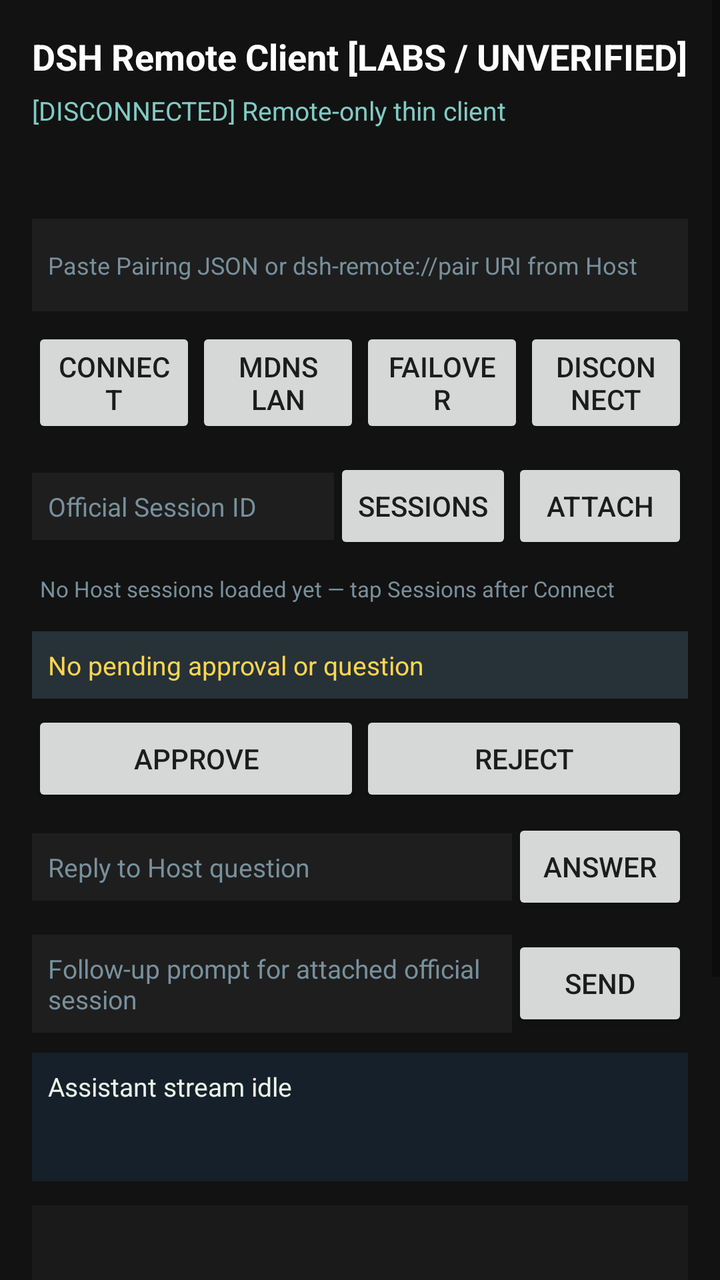
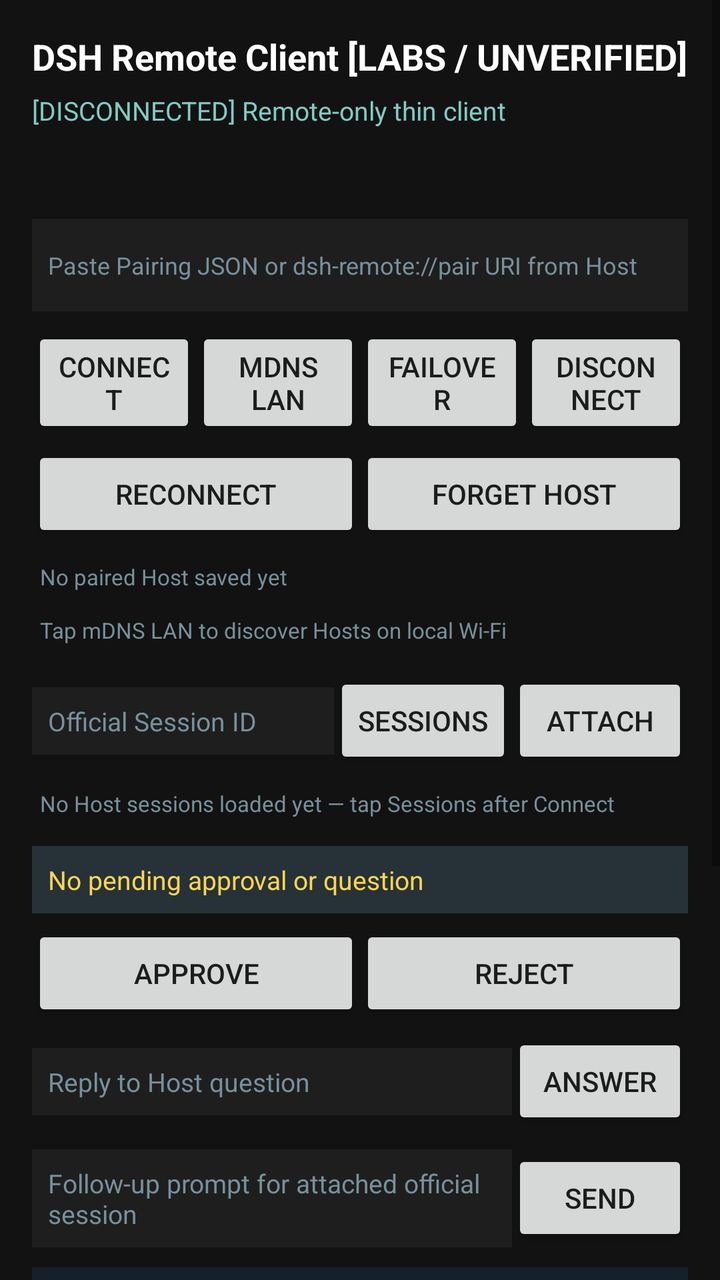

Screens rendered from an Android XML layout before and after an edit, with the pre-edit source and the edit as a unified diff.
<!-- AndroidManifest.xml: application theme Theme.Dsh -->
<!-- res/layout/activity_main.xml -->
<?xml version="1.0" encoding="utf-8"?>
<ScrollView xmlns:android="http://schemas.android.com/apk/res/android"
    android:layout_width="match_parent"
    android:layout_height="match_parent"
    android:background="#121212"
    android:fillViewport="true">

    <LinearLayout
        android:layout_width="match_parent"
        android:layout_height="wrap_content"
        android:orientation="vertical"
        android:padding="16dp">

        <TextView
            android:id="@+id/tv_title"
            android:layout_width="match_parent"
            android:layout_height="wrap_content"
            android:text="@string/remote_client_header"
            android:textColor="#FFFFFF"
            android:textSize="18sp"
            android:textStyle="bold" />

        <TextView
            android:id="@+id/tv_status"
            android:layout_width="match_parent"
            android:layout_height="wrap_content"
            android:layout_marginTop="6dp"
            android:text="@string/status_disconnected"
            android:textColor="#80CBC4"
            android:textSize="13sp" />

        <TextView
            android:id="@+id/tv_device_id"
            android:layout_width="match_parent"
            android:layout_height="wrap_content"
            android:layout_marginTop="4dp"
            android:textColor="#B0BEC5"
            android:textSize="11sp" />

        <TextView
            android:id="@+id/tv_metrics"
            android:layout_width="match_parent"
            android:layout_height="wrap_content"
            android:layout_marginTop="2dp"
            android:textColor="#90CAF9"
            android:textSize="11sp" />

        <EditText
            android:id="@+id/et_pairing_json"
            android:layout_width="match_parent"
            android:layout_height="wrap_content"
            android:layout_marginTop="10dp"
            android:background="#1E1E1E"
            android:hint="@string/hint_pairing_json"
            android:inputType="textMultiLine"
            android:minLines="2"
            android:padding="8dp"
            android:textColor="#FFFFFF"
            android:textColorHint="#78909C"
            android:textSize="12sp" />

        <LinearLayout
            android:layout_width="match_parent"
            android:layout_height="wrap_content"
            android:layout_marginTop="8dp"
            android:orientation="horizontal">

            <Button
                android:id="@+id/btn_connect"
                android:layout_width="0dp"
                android:layout_height="wrap_content"
                android:layout_weight="1"
                android:text="@string/action_connect" />

            <Button
                android:id="@+id/btn_scan_lan"
                android:layout_width="0dp"
                android:layout_height="wrap_content"
                android:layout_weight="1"
                android:text="@string/action_scan_lan" />

            <Button
                android:id="@+id/btn_failover"
                android:layout_width="0dp"
                android:layout_height="wrap_content"
                android:layout_weight="1"
                android:text="@string/action_failover" />

            <Button
                android:id="@+id/btn_disconnect"
                android:layout_width="0dp"
                android:layout_height="wrap_content"
                android:layout_weight="1"
                android:text="@string/action_disconnect" />
        </LinearLayout>

        <LinearLayout
            android:layout_width="match_parent"
            android:layout_height="wrap_content"
            android:layout_marginTop="10dp"
            android:orientation="horizontal">

            <EditText
                android:id="@+id/et_session_id"
                android:layout_width="0dp"
                android:layout_height="wrap_content"
                android:layout_weight="2"
                android:background="#1E1E1E"
                android:hint="@string/hint_session_id"
                android:padding="8dp"
                android:textColor="#FFFFFF"
                android:textColorHint="#78909C"
                android:textSize="13sp" />

            <Button
                android:id="@+id/btn_sessions"
                android:layout_width="wrap_content"
                android:layout_height="wrap_content"
                android:text="@string/action_sessions" />

            <Button
                android:id="@+id/btn_attach"
                android:layout_width="wrap_content"
                android:layout_height="wrap_content"
                android:text="@string/action_attach" />
        </LinearLayout>

        <HorizontalScrollView
            android:id="@+id/hsv_session_chips"
            android:layout_width="match_parent"
            android:layout_height="wrap_content"
            android:layout_marginTop="6dp"
            android:scrollbars="none">

            <LinearLayout
                android:id="@+id/ll_session_chips"
                android:layout_width="wrap_content"
                android:layout_height="wrap_content"
                android:orientation="horizontal">

                <TextView
                    android:layout_width="wrap_content"
                    android:layout_height="wrap_content"
                    android:padding="4dp"
                    android:text="@string/session_picker_hint"
                    android:textColor="#78909C"
                    android:textSize="11sp" />
            </LinearLayout>
        </HorizontalScrollView>

        <TextView
            android:id="@+id/tv_approval"
            android:layout_width="match_parent"
            android:layout_height="wrap_content"
            android:layout_marginTop="10dp"
            android:background="#263238"
            android:padding="8dp"
            android:text="@string/no_pending_interaction"
            android:textColor="#FFD54F"
            android:textSize="13sp" />

        <LinearLayout
            android:layout_width="match_parent"
            android:layout_height="wrap_content"
            android:layout_marginTop="6dp"
            android:orientation="horizontal">

            <Button
                android:id="@+id/btn_approve"
                android:layout_width="0dp"
                android:layout_height="wrap_content"
                android:layout_weight="1"
                android:text="@string/action_approve" />

            <Button
                android:id="@+id/btn_reject"
                android:layout_width="0dp"
                android:layout_height="wrap_content"
                android:layout_weight="1"
                android:text="@string/action_reject" />
        </LinearLayout>

        <LinearLayout
            android:layout_width="match_parent"
            android:layout_height="wrap_content"
            android:layout_marginTop="6dp"
            android:orientation="horizontal">

            <EditText
                android:id="@+id/et_answer"
                android:layout_width="0dp"
                android:layout_height="wrap_content"
                android:layout_weight="2"
                android:background="#1E1E1E"
                android:hint="@string/hint_answer"
                android:padding="8dp"
                android:textColor="#FFFFFF"
                android:textColorHint="#78909C"
                android:textSize="13sp" />

            <Button
                android:id="@+id/btn_answer_question"
                android:layout_width="wrap_content"
                android:layout_height="wrap_content"
                android:text="@string/action_answer" />
        </LinearLayout>

        <LinearLayout
            android:layout_width="match_parent"
            android:layout_height="wrap_content"
            android:layout_marginTop="10dp"
            android:orientation="horizontal">

            <EditText
                android:id="@+id/et_prompt"
                android:layout_width="0dp"
                android:layout_height="wrap_content"
                android:layout_weight="3"
                android:background="#1E1E1E"
                android:hint="@string/hint_prompt"
                android:padding="8dp"
                android:textColor="#FFFFFF"
                android:textColorHint="#78909C"
                android:textSize="13sp" />

            <Button
                android:id="@+id/btn_send_prompt"
                android:layout_width="wrap_content"
                android:layout_height="wrap_content"
                android:text="@string/action_send" />
        </LinearLayout>

        <TextView
            android:id="@+id/tv_assistant_stream"
            android:layout_width="match_parent"
            android:layout_height="wrap_content"
            android:layout_marginTop="10dp"
            android:background="#16202A"
            android:minLines="3"
            android:padding="8dp"
            android:text="@string/assistant_stream_empty"
            android:textColor="#E8F5E9"
            android:textSize="13sp" />

        <TextView
            android:id="@+id/tv_events"
            android:layout_width="match_parent"
            android:layout_height="wrap_content"
            android:layout_marginTop="12dp"
            android:background="#1A1A1A"
            android:fontFamily="monospace"
            android:minHeight="220dp"
            android:padding="8dp"
            android:textColor="#E0E0E0"
            android:textSize="11sp" />

    </LinearLayout>
</ScrollView>
<!-- resources referenced by this layout -->
<resources>
  <string name="action_answer">Answer</string>
  <string name="action_approve">Approve</string>
  <string name="action_attach">Attach</string>
  <string name="action_connect">Connect</string>
  <string name="action_disconnect">Disconnect</string>
  <string name="action_failover">Failover</string>
  <string name="action_reject">Reject</string>
  <string name="action_scan_lan">mDNS LAN</string>
  <string name="action_send">Send</string>
  <string name="action_sessions">Sessions</string>
  <string name="assistant_stream_empty">Assistant stream idle</string>
  <string name="hint_answer">Reply to Host question</string>
  <string name="hint_pairing_json">Paste Pairing JSON or dsh-remote://pair URI from Host</string>
  <string name="hint_prompt">Follow-up prompt for attached official session</string>
  <string name="hint_session_id">Official Session ID</string>
  <string name="no_pending_interaction">No pending approval or question</string>
  <string name="remote_client_header">DSH Remote Client [LABS / UNVERIFIED]</string>
  <string name="session_picker_hint">No Host sessions loaded yet — tap Sessions after Connect</string>
  <string name="status_disconnected">[DISCONNECTED] Remote-only thin client</string>
  <style name="Theme.Dsh" parent="Theme.AppCompat.DayNight.NoActionBar">
          <item name="android:windowBackground">@android:color/black</item>
      </style>
</resources>

<!-- the commit's change to res/layout/activity_main.xml (unified diff, before → after) -->
@@ -93,6 +93,73 @@
                 android:layout_weight="1"
                 android:text="@string/action_disconnect" />
         </LinearLayout>
+
+        <LinearLayout
+            android:layout_width="match_parent"
+            android:layout_height="wrap_content"
+            android:layout_marginTop="4dp"
+            android:orientation="horizontal">
+
+            <Button
+                android:id="@+id/btn_reconnect"
+                android:layout_width="0dp"
+                android:layout_height="wrap_content"
+                android:layout_weight="1"
+                android:text="@string/action_reconnect" />
+
+            <Button
+                android:id="@+id/btn_forget_host"
+                android:layout_width="0dp"
+                android:layout_height="wrap_content"
+                android:layout_weight="1"
+                android:text="@string/action_forget_host" />
+        </LinearLayout>
+
+        <HorizontalScrollView
+            android:id="@+id/hsv_saved_hosts"
+            android:layout_width="match_parent"
+            android:layout_height="wrap_content"
+            android:layout_marginTop="6dp"
+            android:scrollbars="none">
+
+            <LinearLayout
+                android:id="@+id/ll_saved_hosts"
+                android:layout_width="wrap_content"
+                android:layout_height="wrap_content"
+                android:orientation="horizontal">
+
+                <TextView
+                    android:layout_width="wrap_content"
+                    android:layout_height="wrap_content"
+                    android:padding="4dp"
+                    android:text="@string/saved_hosts_hint"
+                    android:textColor="#78909C"
+                    android:textSize="11sp" />
+            </LinearLayout>
+        </HorizontalScrollView>
+
+        <HorizontalScrollView
+            android:id="@+id/hsv_discovered_hosts"
+            android:layout_width="match_parent"
+            android:layout_height="wrap_content"
+            android:layout_marginTop="4dp"
+            android:scrollbars="none">
+
+            <LinearLayout
+                android:id="@+id/ll_discovered_hosts"
+                android:layout_width="wrap_content"
+                android:layout_height="wrap_content"
+                android:orientation="horizontal">
+
+                <TextView
+                    android:layout_width="wrap_content"
+                    android:layout_height="wrap_content"
+                    android:padding="4dp"
+                    android:text="@string/mdns_hosts_hint"
+                    android:textColor="#78909C"
+                    android:textSize="11sp" />
+            </LinearLayout>
+        </HorizontalScrollView>
 
         <LinearLayout
             android:layout_width="match_parent"
<!-- resource entries referenced after the edit -->
@@ -6,6 +6,8 @@
   <string name="action_connect">Connect</string>
   <string name="action_disconnect">Disconnect</string>
   <string name="action_failover">Failover</string>
+  <string name="action_forget_host">Forget Host</string>
+  <string name="action_reconnect">Reconnect</string>
   <string name="action_reject">Reject</string>
   <string name="action_scan_lan">mDNS LAN</string>
   <string name="action_send">Send</string>
@@ -15,8 +17,10 @@
   <string name="hint_pairing_json">Paste Pairing JSON or dsh-remote://pair URI from Host</string>
   <string name="hint_prompt">Follow-up prompt for attached official session</string>
   <string name="hint_session_id">Official Session ID</string>
+  <string name="mdns_hosts_hint">Tap mDNS LAN to discover Hosts on local Wi-Fi</string>
   <string name="no_pending_interaction">No pending approval or question</string>
   <string name="remote_client_header">DSH Remote Client [LABS / UNVERIFIED]</string>
+  <string name="saved_hosts_hint">No paired Host saved yet</string>
   <string name="session_picker_hint">No Host sessions loaded yet — tap Sessions after Connect</string>
   <string name="status_disconnected">[DISCONNECTED] Remote-only thin client</string>
   <style name="Theme.Dsh" parent="Theme.AppCompat.DayNight.NoActionBar">
